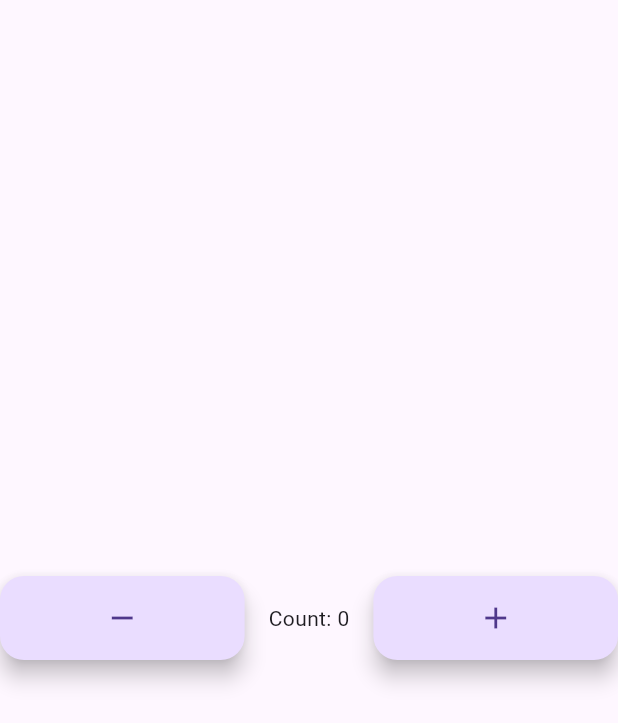
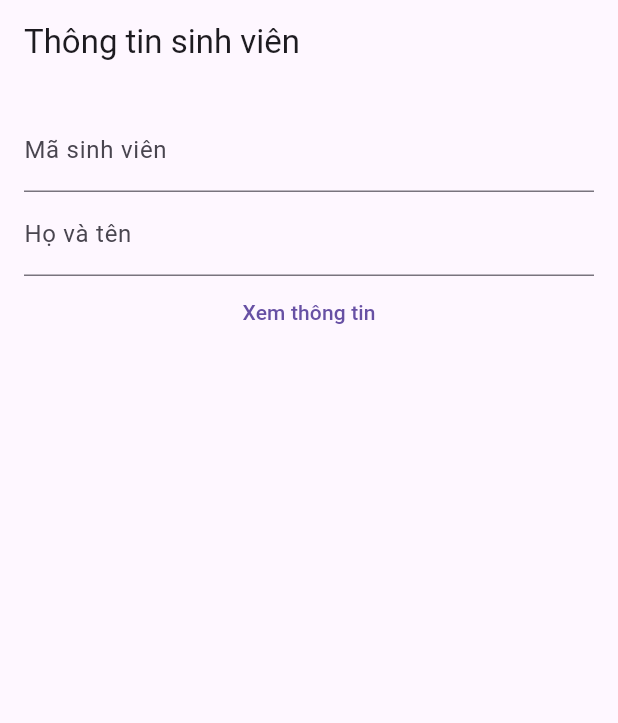
Before and after one commit to QuangLee135/myapp, a Flutter app: the screen it shows after launch, on a phone screen of 412 x 824 dp. Shown: the top 723 px of the screen. Run offline on Flutter 3.47's test engine with Material 3 defaults, Android fonts, the phone set to English and light mode, and no system bars.

Commit message:
Lab03: Building layouts - Xây dựng bố cục

```diff
--- a/lib/main.dart
+++ b/lib/main.dart
@@ -1,83 +1,74 @@
 import 'package:flutter/material.dart';
 
-class CounterDisplay extends StatelessWidget {
-  const CounterDisplay({required this.count});
+void main() {
+  runApp(MyApp());
+}
 
-  final int count;
-
+class MyApp extends StatelessWidget {
   @override
   Widget build(BuildContext context) {
-    return Text('Count: $count');
-  }
-}
-
-class CounterIncrementor extends StatelessWidget {
-  const CounterIncrementor({required this.onPressed});
-
-  final VoidCallback onPressed;
-
-  @override
-  Widget build(BuildContext context) {
-    return FloatingActionButton(
-      onPressed: onPressed,
-      child: Icon(Icons.add),
+    return MaterialApp(
+      title: 'Thông tin sinh viên',
+      home: MyHomePage(),
     );
   }
 }
 
-class CounterDecrementor extends StatelessWidget {
-  const CounterDecrementor({required this.onPressed});
+class MyHomePage extends StatefulWidget {
+  @override
+  State<MyHomePage> createState() => _MyHomePageState();
+}
 
-  final VoidCallback onPressed;
+class _MyHomePageState extends State<MyHomePage> {
+  String _maSinhVien = '';
+  String _hoTen = '';
 
   @override
   Widget build(BuildContext context) {
-    return FloatingActionButton(
-      onPressed: onPressed,
-      child: Icon(Icons.remove),
+    return Scaffold(
+      appBar: AppBar(
+        title: Text('Thông tin sinh viên'),
+      ),
+      body: Container(
+        padding: EdgeInsets.all(16),
+        child: Column(
+          children: [
+            // Mã sinh viên
+            TextField(
+              decoration: InputDecoration(
+                labelText: 'Mã sinh viên',
+              ),
+              onChanged: (value) {
+                _maSinhVien = value;
+              },
+            ),
+            // Họ và tên
+            TextField(
+              decoration: InputDecoration(
+                labelText: 'Họ và tên',
+              ),
+              onChanged: (value) {
+                _hoTen = value;
+              },
+            ),
+            // nút Xem thông tin
+            TextButton(
+              onPressed: () {
+                // hiển thị thông tin sinh viên
+                ScaffoldMessenger.of(context).showSnackBar(
+                  SnackBar(
+                    content: Text(
+                      'Mã sinh viên: $_maSinhVien\n'
+                      'Họ và tên: $_hoTen',
+                    ),
+                  ),
+                );
+              },
+              child: Text('Xem thông tin'),
+            ),
+          ],
+        ),
+      ),
     );
   }
 }
-
-class Counter extends StatefulWidget {
-  @override
-  _CounterState createState() => _CounterState();
-}
-
-class _CounterState extends State<Counter> {
-  int _counter = 0;
-
-  void _increment() => setState(() {
-        ++_counter;
-      });
-
-  void _decrement() => setState(() {
-        --_counter;
-      });
-
-  @override
-  Widget build(BuildContext context) {
-    return Row(
-      mainAxisAlignment: MainAxisAlignment.center,
-      children: <Widget>[
-        Expanded(child: CounterDecrementor(onPressed: _decrement)),
-        SizedBox(width: 16),
-        CounterDisplay(count: _counter),
-        SizedBox(width: 16),
-        Expanded(child: CounterIncrementor(onPressed: _increment)),
-      ],
-    );
-  }
-}
-
-void main() {
-  runApp(
-    MaterialApp(
-      home: Scaffold(
-        body: Center(
-          child: Counter(),
-        ),
-      ),
-    ),
-  );
-}
```
